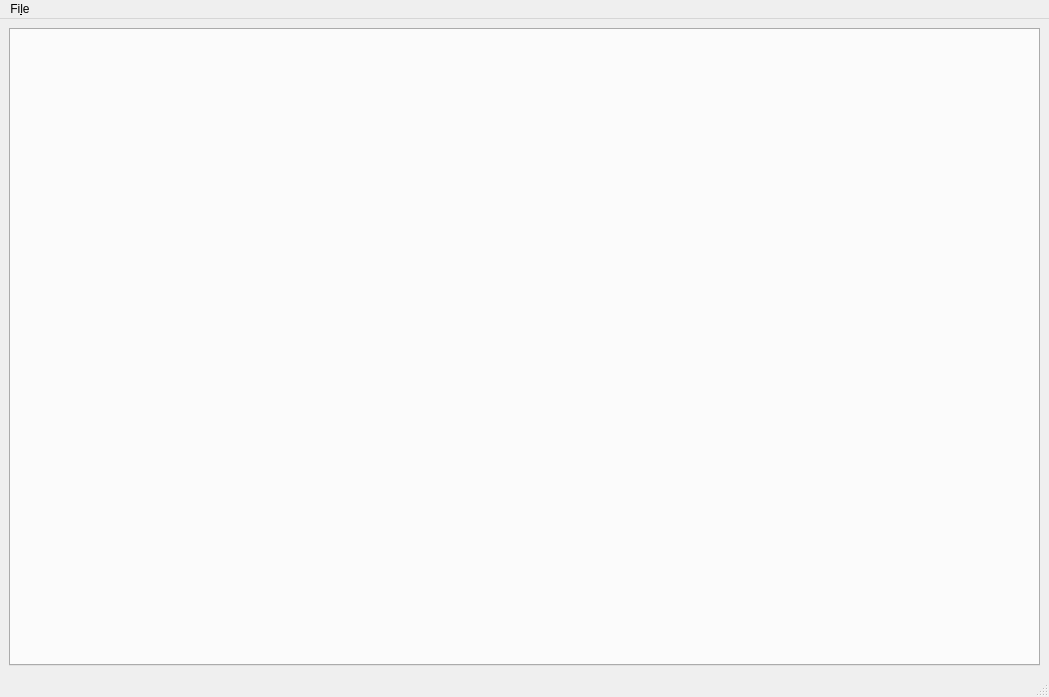
First picture: the form in gui/redcrab/ui_redcrab_maingui.ui, repository mmguillermo/QUDI, before the edit.
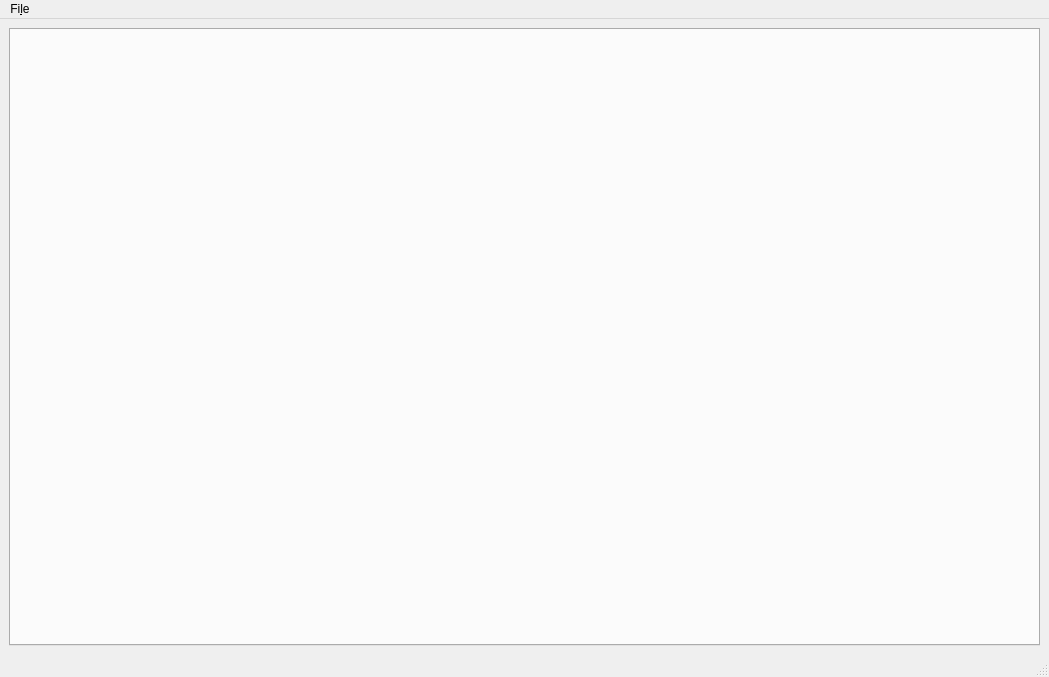
Second picture: the form after the edit. Icons and pictures are not drawn.

Commit message: Added Button and resized windows

```diff
--- a/gui/redcrab/ui_redcrab_maingui.ui
+++ b/gui/redcrab/ui_redcrab_maingui.ui
@@ -7,7 +7,7 @@
     <x>0</x>
     <y>0</y>
     <width>1049</width>
-    <height>697</height>
+    <height>677</height>
    </rect>
   </property>
   <property name="minimumSize">
```
The commit also changes 4 other files.
